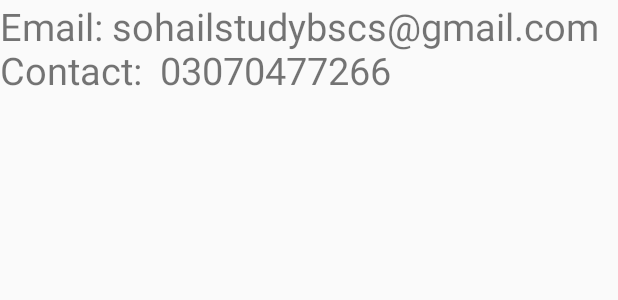
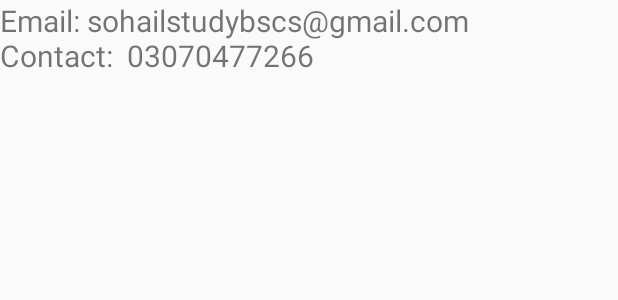
Before and after one commit to Alexa200/buildnext, an Android app: the layout activity_contact_us.xml on its own in the app's theme, with its tools: preview values and no code run, on a phone screen of 412 x 824 dp. Shown: the top 300 px of the screen. Run offline under Robolectric (Android 15) with nearby library versions, the phone set to English and light mode, and no system bars; Roboto replaces fonts that are not available here.

```diff
--- a/app/src/main/res/layout/activity_contact_us.xml
+++ b/app/src/main/res/layout/activity_contact_us.xml
@@ -10,7 +10,7 @@
         android:layout_width="match_parent"
         android:layout_height="match_parent"
         android:text="Email: sohailstudybscs@gmail.com                      Contact:  03070477266"
-        android:textSize="25dp"/>
+        android:textSize="20dp"/>
 
 
 </android.support.v7.widget.LinearLayoutCompat>
```
Also changed, not shown: app/src/main/java/com/classroom/app1/UI/HomeActivity.java (+6 -4 lines).
